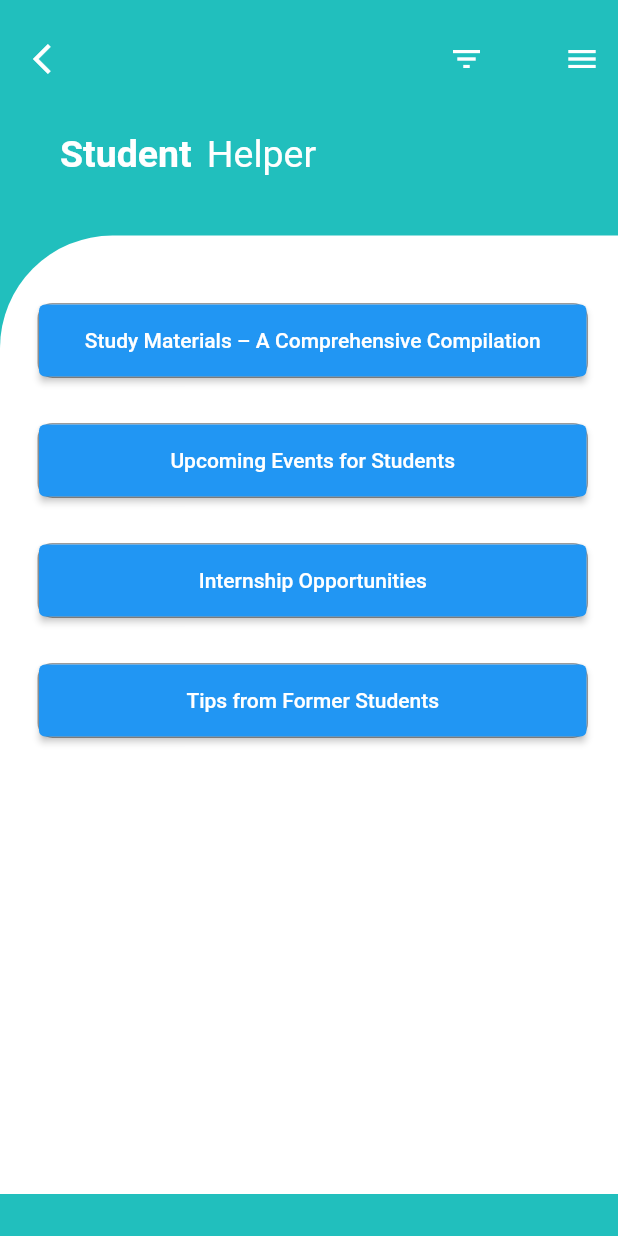
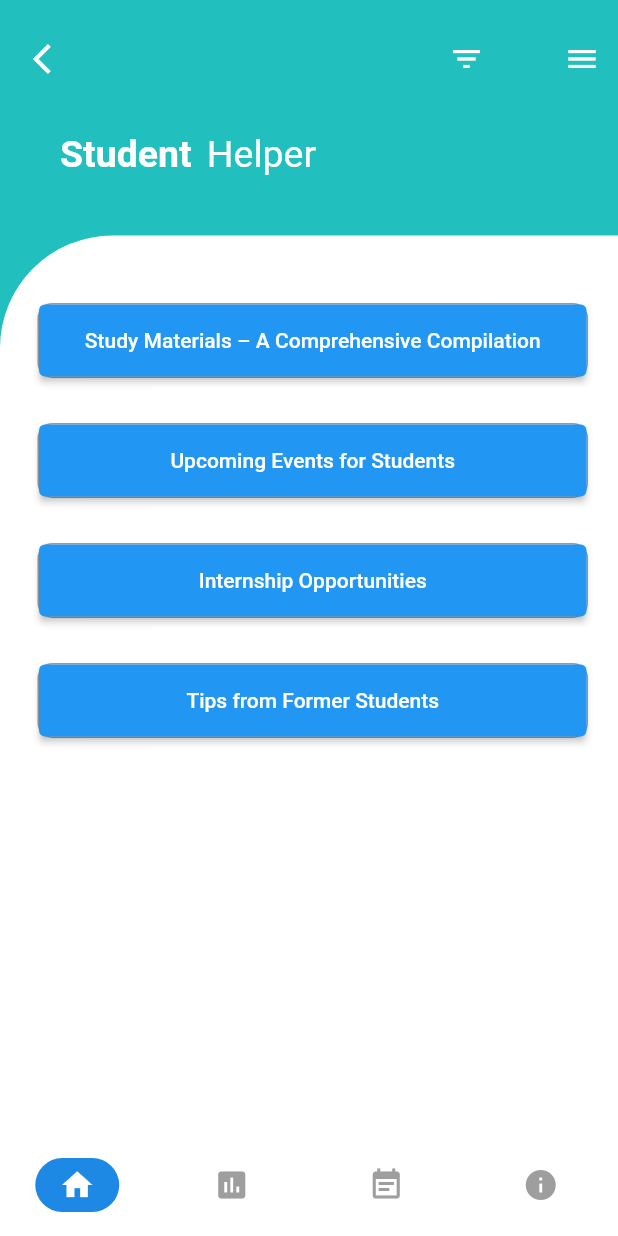
Before and after one commit to seunghk1206/StHelpNo.1, a Flutter app: the screen it shows after launch, on a phone screen of 412 x 824 dp. Run offline on Flutter 3.47's test engine with Material 2 defaults, Android fonts, the phone set to English and light mode, and no system bars; Roboto replaces fonts that are missing (Montserrat).

Commit message:
Organization of files

```diff
--- /dev/null
+++ b/flutterproject/lib/app_config/palette.dart
@@ -0,0 +1,5 @@
+import 'package:flutter/material.dart';
+
+class Palette {
+  static const Color primaryColor = Color(0xFF473F97);
+}
--- /dev/null
+++ b/flutterproject/lib/app_screens/homescreen.dart
@@ -0,0 +1,175 @@
+import 'package:flutter/material.dart';
+import 'package:flutterproject/app_config/palette.dart';
+import 'package:flutterproject/app_config/styles.dart';
+import 'package:flutterproject/app_screens/screens.dart';
+import 'package:flutterproject/app_widgets/dropdown.dart';
+
+class HomeScreen extends StatefulWidget {
+  @override
+  _HomeScreenState createState() => _HomeScreenState();
+}
+
+  class _HomeScreenState extends State<HomeScreen> {
+  Future navigateToStudyMaterials(context) async {
+    Navigator.push(
+        context, MaterialPageRoute(builder: (context) => StudyMaterials()));
+  }
+
+  @override
+  Widget build(BuildContext context) {
+    return Scaffold(
+      backgroundColor: Color(0xFF21BFBD),
+      body: ListView(
+        children: <Widget>[
+          Padding(
+            padding: EdgeInsets.only(top: 15.0, left: 10.0),
+            child: Row(
+              mainAxisAlignment: MainAxisAlignment.spaceBetween,
+              children: <Widget>[
+                IconButton(
+                  icon: Icon(Icons.arrow_back_ios),
+                  color: Colors.white,
+                  onPressed: () {},
+                ),
+                Container(
+                    width: 125.0,
+                    child: Row(
+                      mainAxisAlignment: MainAxisAlignment.spaceBetween,
+                      children: <Widget>[
+                        IconButton(
+                          icon: Icon(Icons.filter_list),
+                          color: Colors.white,
+                          onPressed: () {},
+                        ),
+                        IconButton(
+                          icon: Icon(Icons.menu),
+                          color: Colors.white,
+                          onPressed: () {},
+                        )
+                      ],
+                    ))
+              ],
+            ),
+          ),
+          SizedBox(height: 25.0),
+          Padding(
+            padding: EdgeInsets.only(left: 40.0),
+            child: Row(
+              children: <Widget>[
+                Text('Student',
+                    style: TextStyle(
+                        fontFamily: 'Montserrat',
+                        color: Colors.white,
+                        fontWeight: FontWeight.bold,
+                        fontSize: 25.0)),
+                SizedBox(width: 10.0),
+                Text('Helper',
+                    style: TextStyle(
+                        fontFamily: 'Montserrat',
+                        color: Colors.white,
+                        fontSize: 25.0))
+              ],
+            ),
+          ),
+          SizedBox(height: 40.0),
+          Container(
+            height: MediaQuery.of(context).size.height - 185.0,
+            decoration: BoxDecoration(
+              color: Colors.white,
+              borderRadius: BorderRadius.only(topLeft: Radius.circular(75.0)),
+            ),
+            child: ListView(
+              primary: false,
+              padding: EdgeInsets.only(left: 25.0, right: 20.0),
+              children: <Widget>[
+                Padding(
+                  padding: EdgeInsets.only(top: 45.0),
+                ),
+                Container(
+                  height: 50.0,
+                      width: 150.0,
+                      decoration: BoxDecoration(
+                        border: Border.all(
+                            color: Colors.grey,
+                            style: BorderStyle.solid,
+                            width: 1.0),
+                        borderRadius: BorderRadius.circular(10.0),
+                      ),
+                      child: ElevatedButton(
+                        child: Text("Study Materials – A Comprehensive Compilation"),
+                        onPressed: () {
+                          navigateToStudyMaterials(context);
+                        },
+                      ),
+                    ),
+                    Padding(
+                  padding: EdgeInsets.only(top: 30.0),
+                ),
+                Container(
+                  height: 50.0,
+                      width: 150.0,
+                      decoration: BoxDecoration(
+                        border: Border.all(
+                            color: Colors.grey,
+                            style: BorderStyle.solid,
+                            width: 1.0),
+                        borderRadius: BorderRadius.circular(10.0),
+                      ),
+                      child: ElevatedButton(
+                        child: Text("Upcoming Events for Students"),
+                        onPressed: () {
+                          navigateToStudyMaterials(context);
+                        },
+                      ),
+                    ),
+                    Padding(
+                  padding: EdgeInsets.only(top: 30.0),
+                ),
+                    Container(
+                  height: 50.0,
+                      width: 150.0,
+                      decoration: BoxDecoration(
+                        border: Border.all(
+                            color: Colors.grey,
+                            style: BorderStyle.solid,
+                            width: 1.0),
+                        borderRadius: BorderRadius.circular(10.0),
+                      ),
+                      child: ElevatedButton(
+                        child: Text("Internship Opportunities"),
+                        onPressed: () {
+                          navigateToStudyMaterials(context);
+                        },
+                      ),
+                    ),
+                    Padding(
+                  padding: EdgeInsets.only(top: 30.0),
+                ),
+                   Container(
+                  height: 50.0,
+                      width: 150.0,
+                      decoration: BoxDecoration(
+                        border: Border.all(
+                            color: Colors.grey,
+                            style: BorderStyle.solid,
+                            width: 1.0),
+                        borderRadius: BorderRadius.circular(10.0),
+                      ),
+                      child: ElevatedButton(
+                        child: Text("Tips from Former Students"),
+                        onPressed: () {
+                          navigateToStudyMaterials(context);
+                        },
+                      ),
+                    ),
+                    Padding(
+                  padding: EdgeInsets.only(top: 30.0),
+                ),
+              ],
+            ),
+          )
+        ],
+      ),
+    );
+  }
+}
--- /dev/null
+++ b/flutterproject/lib/app_screens/navmenu.dart
@@ -0,0 +1,58 @@
+import 'package:flutter/material.dart';
+import 'package:flutterproject/app_screens/screens.dart';
+
+class BottomNavScreen extends StatefulWidget {
+  @override
+  _BottomNavScreenState createState() => _BottomNavScreenState();
+}
+
+class _BottomNavScreenState extends State<BottomNavScreen> {
+  final List _screens = [
+    HomeScreen(),
+    Scaffold(),
+    Scaffold(),
+    Scaffold(),
+  ];
+  int _currentIndex = 0;
+
+  @override
+  Widget build(BuildContext context) {
+    return Scaffold(
+      body: _screens[_currentIndex],
+      bottomNavigationBar: BottomNavigationBar(
+        currentIndex: _currentIndex,
+        onTap: (index) => setState(() => _currentIndex = index),
+        type: BottomNavigationBarType.fixed,
+        backgroundColor: Colors.white,
+        showSelectedLabels: false,
+        showUnselectedLabels: false,
+        selectedItemColor: Colors.white,
+        unselectedItemColor: Colors.grey,
+        elevation: 0.0,
+        items: [Icons.home, Icons.insert_chart, Icons.event_note, Icons.info]
+            .asMap()
+            .map((key, value) => MapEntry(
+                  key,
+                  BottomNavigationBarItem(
+                    title: Text(''),
+                    icon: Container(
+                      padding: const EdgeInsets.symmetric(
+                        vertical: 6.0,
+                        horizontal: 16.0,
+                      ),
+                      decoration: BoxDecoration(
+                        color: _currentIndex == key
+                            ? Colors.blue[600]
+                            : Colors.transparent,
+                        borderRadius: BorderRadius.circular(20.0),
+                      ),
+                      child: Icon(value),
+                    ),
+                  ),
+                ))
+            .values
+            .toList(),
+      ),
+    );
+  }
+}
--- /dev/null
+++ b/flutterproject/lib/app_widgets/widgets.dart
@@ -0,0 +1 @@
+export 'dropdown.dart';
--- a/flutterproject/lib/main.dart
+++ b/flutterproject/lib/main.dart
@@ -1,185 +1,22 @@
 import 'package:flutter/material.dart';
-import 'StudyMaterials.dart';
+import 'package:flutterproject/app_screens/screens.dart'; //all screens imoprted here
 
-void main() => runApp(MyApp());
+void main() {
+  runApp(MyApp());
+}
 
 class MyApp extends StatelessWidget {
-  // This widget is the root of your application.
   @override
   Widget build(BuildContext context) {
     return MaterialApp(
-      home: MyHomePage(),
+      title: 'Flutter Covid-19 Dashboard UI',
       debugShowCheckedModeBanner: false,
+      theme: ThemeData(
+        primarySwatch: Colors.blue,
+        scaffoldBackgroundColor: Colors.white,
+        visualDensity: VisualDensity.adaptivePlatformDensity,
+      ),
+      home: BottomNavScreen(),
     );
   }
 }
-
-class MyHomePage extends StatefulWidget {
-  @override
-  _MyHomePageState createState() => _MyHomePageState();
-}
-
-class _MyHomePageState extends State<MyHomePage> {
-  Future navigateToStudyMaterials(context) async {
-    Navigator.push(
-        context, MaterialPageRoute(builder: (context) => StudyMaterials()));
-  }
-
-  @override
-  Widget build(BuildContext context) {
-    return Scaffold(
-      backgroundColor: Color(0xFF21BFBD),
-      body: ListView(
-        children: <Widget>[
-          Padding(
-            padding: EdgeInsets.only(top: 15.0, left: 10.0),
-            child: Row(
-              mainAxisAlignment: MainAxisAlignment.spaceBetween,
-              children: <Widget>[
-                IconButton(
-                  icon: Icon(Icons.arrow_back_ios),
-                  color: Colors.white,
-                  onPressed: () {},
-                ),
-                Container(
-                    width: 125.0,
-                    child: Row(
-                      mainAxisAlignment: MainAxisAlignment.spaceBetween,
-                      children: <Widget>[
-                        IconButton(
-                          icon: Icon(Icons.filter_list),
-                          color: Colors.white,
-                          onPressed: () {},
-                        ),
-                        IconButton(
-                          icon: Icon(Icons.menu),
-                          color: Colors.white,
-                          onPressed: () {},
-                        )
-                      ],
-                    ))
-              ],
-            ),
-          ),
-          SizedBox(height: 25.0),
-          Padding(
-            padding: EdgeInsets.only(left: 40.0),
-            child: Row(
-              children: <Widget>[
-                Text('Student',
-                    style: TextStyle(
-                        fontFamily: 'Montserrat',
-                        color: Colors.white,
-                        fontWeight: FontWeight.bold,
-                        fontSize: 25.0)),
-                SizedBox(width: 10.0),
-                Text('Helper',
-                    style: TextStyle(
-                        fontFamily: 'Montserrat',
-                        color: Colors.white,
-                        fontSize: 25.0))
-              ],
-            ),
-          ),
-          SizedBox(height: 40.0),
-          Container(
-            height: MediaQuery.of(context).size.height - 185.0,
-            decoration: BoxDecoration(
-              color: Colors.white,
-              borderRadius: BorderRadius.only(topLeft: Radius.circular(75.0)),
-            ),
-            child: ListView(
-              primary: false,
-              padding: EdgeInsets.only(left: 25.0, right: 20.0),
-              children: <Widget>[
-                Padding(
-                  padding: EdgeInsets.only(top: 45.0),
-                ),
-                Container(
-                  height: 50.0,
-                      width: 150.0,
-                      decoration: BoxDecoration(
-                        border: Border.all(
-                            color: Colors.grey,
-                            style: BorderStyle.solid,
-                            width: 1.0),
-                        borderRadius: BorderRadius.circular(10.0),
-                      ),
-                      child: ElevatedButton(
-                        child: Text("Study Materials – A Comprehensive Compilation"),
-                        onPressed: () {
-                          navigateToStudyMaterials(context);
-                        },
-                      ),
-                    ),
-                    Padding(
-                  padding: EdgeInsets.only(top: 30.0),
-                ),
-                Container(
-                  height: 50.0,
-                      width: 150.0,
-                      decoration: BoxDecoration(
-                        border: Border.all(
-                            color: Colors.grey,
-                            style: BorderStyle.solid,
-                            width: 1.0),
-                        borderRadius: BorderRadius.circular(10.0),
-                      ),
-                      child: ElevatedButton(
-                        child: Text("Upcoming Events for Students"),
-                        onPressed: () {
-                          navigateToStudyMaterials(context);
-                        },
-                      ),
-                    ),
-                    Padding(
-                  padding: EdgeInsets.only(top: 30.0),
-                ),
-                    Container(
-                  height: 50.0,
-                      width: 150.0,
-                      decoration: BoxDecoration(
-                        border: Border.all(
-                            color: Colors.grey,
-                            style: BorderStyle.solid,
-                            width: 1.0),
-                        borderRadius: BorderRadius.circular(10.0),
-                      ),
-                      child: ElevatedButton(
-                        child: Text("Internship Opportunities"),
-                        onPressed: () {
-                          navigateToStudyMaterials(context);
-                        },
-                      ),
-                    ),
-                    Padding(
-                  padding: EdgeInsets.only(top: 30.0),
-                ),
-                   Container(
-                  height: 50.0,
-                      width: 150.0,
-                      decoration: BoxDecoration(
-                        border: Border.all(
-                            color: Colors.grey,
-                            style: BorderStyle.solid,
-                            width: 1.0),
-                        borderRadius: BorderRadius.circular(10.0),
-                      ),
-                      child: ElevatedButton(
-                        child: Text("Tips from Former Students"),
-                        onPressed: () {
-                          navigateToStudyMaterials(context);
-                        },
-                      ),
-                    ),
-                    Padding(
-                  padding: EdgeInsets.only(top: 30.0),
-                ),
-              ],
-            ),
-          )
-        ],
-      ),
-    );
-  }
-}
```
Also changed, not shown: flutterproject/lib/app_config/styles.dart (added, +19 -0 lines), flutterproject/lib/app_screens/screens.dart (added, +12 -0 lines), flutterproject/lib/app_widgets/dropdown.dart (added, +53 -0 lines), flutterproject/lib/app_screens/CBSEmaterials.dart (renamed from flutterproject/lib/CBSEmaterials.dart), flutterproject/lib/app_screens/CambridgeStudyMaterials.dart (renamed from flutterproject/lib/CambridgeStudyMaterials.dart), flutterproject/lib/app_screens/IBstudymaterials.dart (renamed from flutterproject/lib/IBstudymaterials.dart), flutterproject/lib/app_screens/ICSEmaterials.dart (added), flutterproject/lib/app_screens/JEEmaterials.dart (added), flutterproject/lib/app_screens/SATmaterials.dart (added), flutterproject/lib/app_screens/StudyMaterials.dart (renamed from flutterproject/lib/StudyMaterials.dart).
